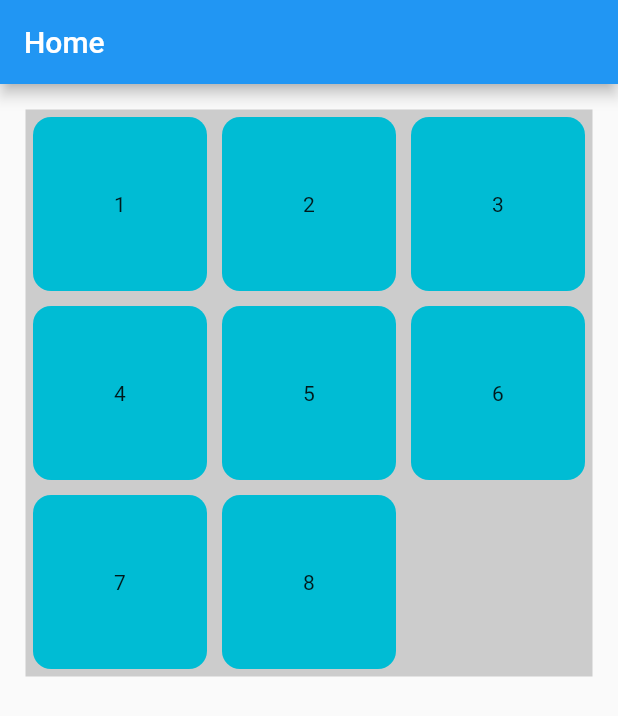
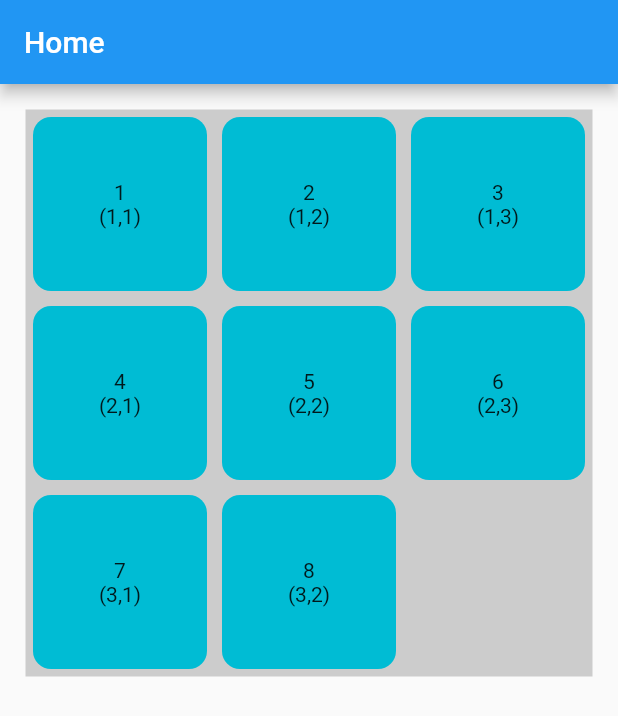
Before and after one commit to Roaa94/dashtronaut, a Flutter app: the screen it shows after launch, on a phone screen of 412 x 824 dp. Shown: the top 716 px of the screen. Run offline on Flutter 3.47's test engine with Material 2 defaults, Android fonts, the light colour scheme and no system bars.

Commit message:
implemented horizotnal and vertical dragging in tile wrapper and added tile locations (wip)

```diff
--- a/lib/models/puzzle.dart
+++ b/lib/models/puzzle.dart
@@ -1,7 +1,9 @@
 import 'package:flutter/cupertino.dart';
 import 'package:flutter_puzzle_hack/constants/ui.dart';
+import 'package:flutter_puzzle_hack/models/location.dart';
 import 'package:flutter_puzzle_hack/models/position.dart';
 import 'package:flutter_puzzle_hack/models/tile.dart';
+import 'package:flutter_puzzle_hack/models/tiles_data.dart';
 
 class Puzzle {
   final BuildContext context;
@@ -20,25 +22,28 @@ class Puzzle {
 
   int get tileCount => dimensions - 1;
 
-  List<double> get _tilesLeftPositions => _tilesPositions['left']!;
+  List<Position> get _tilesPositions => _tilesData.positions;
 
-  List<double> get _tilesTopPositions => _tilesPositions['top']!;
+  List<Location> get _tilesLocations => _tilesData.locations;
 
-  Map<String, List<double>> get _tilesPositions {
-    List<double> __tilesLeftPositions = [];
-    List<double> __tilesTopPositions = [];
+  TilesData get _tilesData {
+    List<Position> __tilesPositions = [];
+    List<Location> __tileLocations = [];
+
     // If dimension is 3 (3x3)
     // i = 0, 1, 2
     for (int i = 0; i < dimension; i++) {
       for (int j = 0; j < dimension; j++) {
-        __tilesLeftPositions.add(j * _tileContainerWidth);
-        __tilesTopPositions.add(i * _tileContainerWidth);
+        __tilesPositions.add(Position(left: j * _tileContainerWidth, top: i * _tileContainerWidth));
+        __tileLocations.add(Location(x: i + 1, y: j + 1));
       }
     }
-    return {
-      'left': __tilesLeftPositions,
-      'top': __tilesTopPositions,
-    };
+    assert(__tilesPositions.length == tileCount + 1);
+    assert(__tileLocations.length == tileCount + 1);
+    return TilesData(
+      positions: __tilesPositions,
+      locations: __tileLocations,
+    );
   }
 
   List<Tile> get tiles {
@@ -47,19 +52,23 @@ class Puzzle {
       (i) => Tile(
         value: i + 1,
         width: _tileContainerWidth,
-        position: Position(
-          top: _tilesTopPositions[i],
-          left: _tilesLeftPositions[i],
-        ),
+        position: _tilesPositions[i],
+        location: _tilesLocations[i],
+        isMovable: false,
       ),
     );
   }
 
+  Tile get whiteSpaceTile => Tile(
+        value: 0,
+        width: _tileContainerWidth,
+        position: _tilesPositions[tileCount + 1],
+        location: _tilesLocations[tileCount + 1],
+      );
+
   void printData() {
     print('Puzzle dimensions: ${dimension}x$dimension');
     // print('Puzzle Container Width: $containerWidth');
-    print('Puzzle Tile Container Width: $_tileContainerWidth');
-    print('Puzzle tiles left positions array: $_tilesLeftPositions');
-    print('Puzzle tiles top positions array: $_tilesTopPositions');
+    // print('Puzzle Tile Container Width: $_tileContainerWidth');
   }
 }
--- a/lib/models/tile.dart
+++ b/lib/models/tile.dart
@@ -5,12 +5,16 @@ class Tile {
   int value;
   double width;
   Position position;
-  // Location location;
+  bool isMovable;
+  bool isWhiteSpaceTile;
+  Location location;
 
   Tile({
     required this.value,
     required this.width,
     required this.position,
-    // required this.location,
+    required this.location,
+    this.isMovable = false,
+    this.isWhiteSpaceTile = false,
   });
 }
--- /dev/null
+++ b/lib/models/tiles_data.dart
@@ -0,0 +1,12 @@
+import 'package:flutter_puzzle_hack/models/location.dart';
+import 'package:flutter_puzzle_hack/models/position.dart';
+
+class TilesData {
+  List<Position> positions;
+  List<Location> locations;
+
+  TilesData({
+    required this.positions,
+    required this.locations,
+  });
+}
--- a/lib/presentation/tile/widgets/tile_container.dart
+++ b/lib/presentation/tile/widgets/tile_container.dart
@@ -1,11 +1,12 @@
 import 'package:flutter/material.dart';
+import 'package:flutter_puzzle_hack/models/tile.dart';
 
 class TileContainer extends StatelessWidget {
-  final int value;
+  final Tile tile;
 
   const TileContainer({
     Key? key,
-    required this.value,
+    required this.tile,
   }) : super(key: key);
 
   @override
@@ -17,7 +18,13 @@ class TileContainer extends StatelessWidget {
       ),
       margin: const EdgeInsets.all(5),
       alignment: Alignment.center,
-      child: Text('$value'),
+      child: Column(
+        mainAxisAlignment: MainAxisAlignment.center,
+        children: [
+          Text('${tile.value}'),
+          Text('(${tile.location.x},${tile.location.y})')
+        ],
+      ),
     );
   }
 }
--- a/lib/presentation/tile/widgets/tile_wrapper.dart
+++ b/lib/presentation/tile/widgets/tile_wrapper.dart
@@ -15,14 +15,41 @@ class TileWrapper extends StatefulWidget {
 }
 
 class _TileWrapperState extends State<TileWrapper> {
+  late double leftPosition;
+  late double topPosition;
+
+  @override
+  void initState() {
+    leftPosition = widget.tile.position.left;
+    topPosition = widget.tile.position.top;
+    super.initState();
+  }
+
   @override
   Widget build(BuildContext context) {
-    return Positioned(
+    return AnimatedPositioned(
+      duration: const Duration(milliseconds: 1),
       width: widget.tile.width,
       height: widget.tile.width,
-      left: widget.tile.position.left,
-      top: widget.tile.position.top,
-      child: TileContainer(value: widget.tile.value),
+      left: leftPosition,
+      top: topPosition,
+      child: GestureDetector(
+        onHorizontalDragUpdate: (DragUpdateDetails details) {
+          if (widget.tile.isMovable) {
+            setState(() {
+              leftPosition += details.delta.dx;
+            });
+          }
+        },
+        onVerticalDragUpdate: (DragUpdateDetails details) {
+          if (widget.tile.isMovable) {
+            setState(() {
+              topPosition += details.delta.dy;
+            });
+          }
+        },
+        child: TileContainer(tile: widget.tile),
+      ),
     );
   }
 }
```
